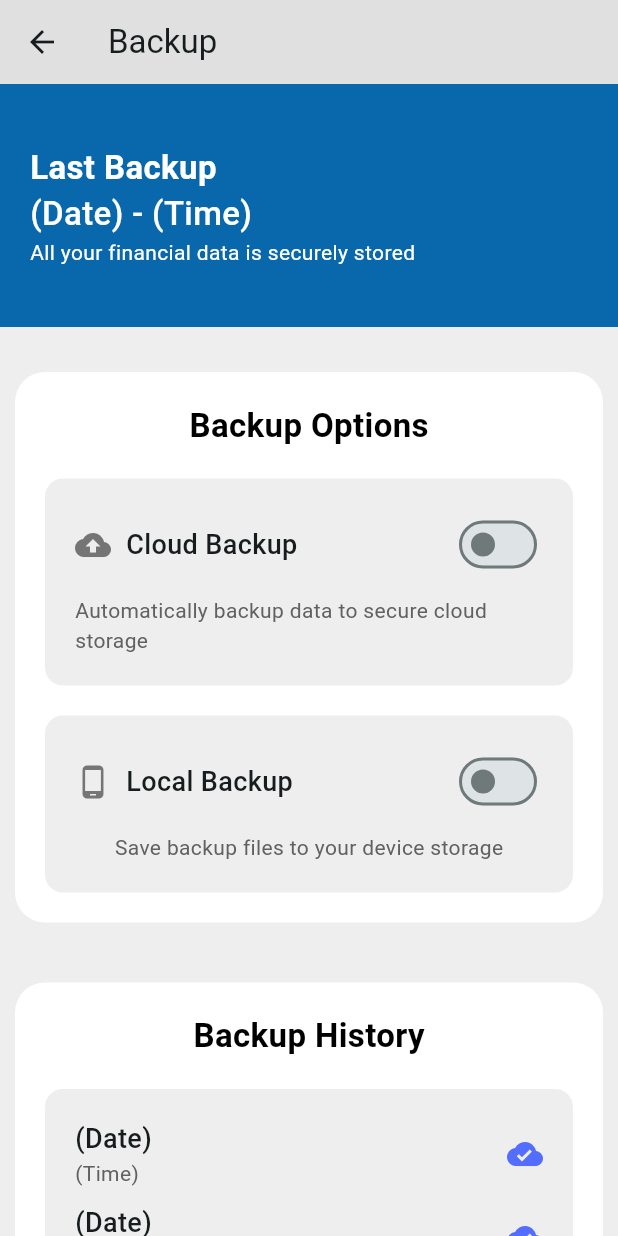
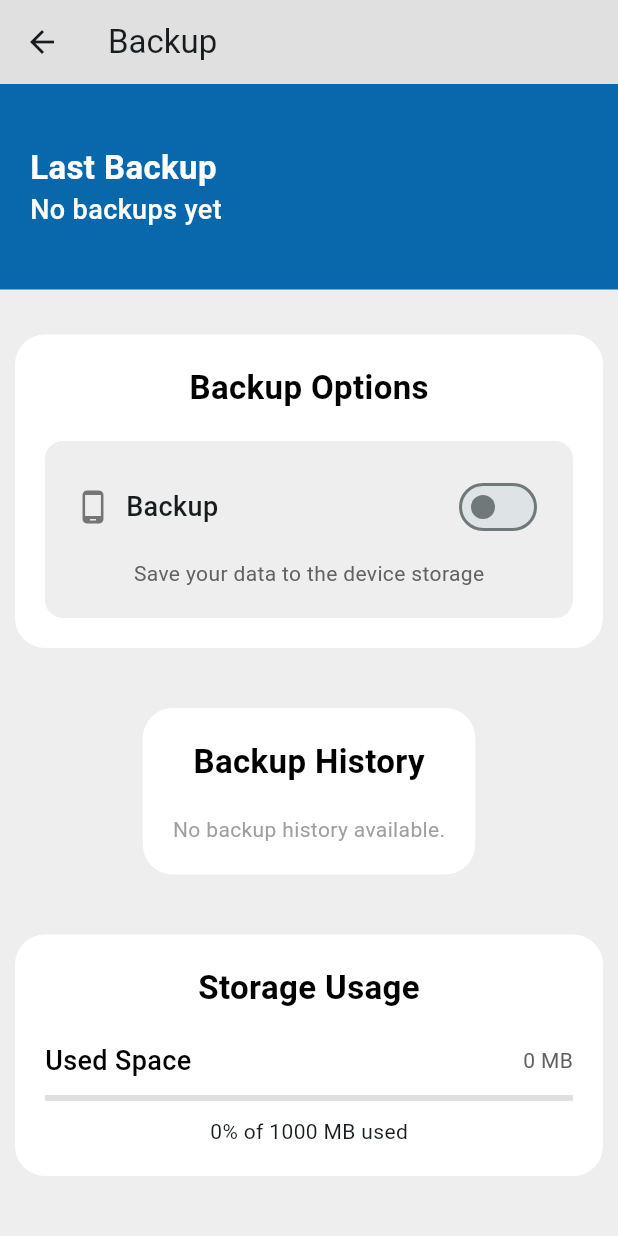
Before and after one commit to sahilgangani17/PennyPilot, a Flutter app: the screen it shows once a user with an empty profile is signed in, item 5 of the bottom bar chosen, after a tap on "Backup", on a phone screen of 412 x 824 dp. Run offline on Flutter 3.47's test engine with Material 3 defaults, Android fonts, the phone set to English and light mode, and no system bars; our stand-ins replace cloud_firestore, firebase_auth, firebase_core, flutter_rating_bar, font_awesome_flutter, sqflite; accounts and stored records are empty.

Commit message:
Changes made in backend of backup which also end up into changing the pubspec for version and also changes made  in AndroidManifest file which is for the apppermission to read and write the database still the major iussue is taht it isn't storing into firebase in which fire store pls fix that someother time

```diff
--- a/lib/pages/settingsPages/backup.dart
+++ b/lib/pages/settingsPages/backup.dart
@@ -1,4 +1,9 @@
 import 'package:flutter/material.dart';
+import 'dart:io';
+import 'package:path/path.dart';
+import 'package:path_provider/path_provider.dart';
+import 'package:sqflite/sqflite.dart';
+import 'package:cloud_firestore/cloud_firestore.dart'; // Firestore import
 
 class Backup extends StatefulWidget {
   const Backup({super.key});
@@ -8,13 +13,173 @@ class Backup extends StatefulWidget {
 }
 
 class _BackupState extends State<Backup> {
-  bool isCloudBackupEnabled = false; // State for cloud backup toggle
-  bool isLocalBackupEnabled = false; // State for local backup toggle
+  bool _databaseInitialized = false;
+  bool isBackupEnabled = false;
+  double _storageUsagePercentage = 0.0;
+  int _usedStorage = 0;
+  int _totalStorage = 1000; // Set total storage to 1000 MB for now
+  List<Map<String, String>> _backupHistory = [];
 
-  //storage variables
-  final double _storageUsagePercentage = 0.0;
-  final int _usedStorage = 0;
-  final int _totalStorage = 1000;
+  final FirebaseFirestore _firestore = FirebaseFirestore.instance;
+
+  Future<Database?> _getDatabase() async {
+    try {
+      final databasesPath = await getDatabasesPath();
+      final path = join(databasesPath, 'penny_pilot.db');
+      return openDatabase(path, onCreate: (db, version) async {
+        await db.execute('''
+          CREATE TABLE IF NOT EXISTS transactions (
+            id INTEGER PRIMARY KEY AUTOINCREMENT,
+            title TEXT,
+            amount REAL,
+            date TEXT
+          )
+        ''');
+      }, version: 1);
+    } catch (e) {
+      print('Error initializing database: $e');
+      return null;
+    }
+  }
+
+  @override
+  void initState() {
+    super.initState();
+    _initDatabase();
+    _loadBackupHistory();
+    _calculateStorageUsage();
+  }
+
+  Future<void> _initDatabase() async {
+    final db = await _getDatabase();
+    if (db != null) {
+      setState(() {
+        _databaseInitialized = true;
+      });
+      _calculateStorageUsage();
+    }
+  }
+
+  Future<void> _loadBackupHistory() async {
+    try {
+      final snapshot = await _firestore.collection('backupHistory').get();
+      List<Map<String, String>> backupHistory = [];
+
+      // Map the documents and safely handle missing or unexpected fields
+      for (var doc in snapshot.docs) {
+        final date = doc['date'] ?? 'Unknown Date';  // Default value if not found
+        final time = doc['time'] ?? 'Unknown Time';  // Default value if not found
+
+        backupHistory.add({
+          'date': date.toString(),  // Ensure it's a string
+          'time': time.toString(),  // Ensure it's a string
+        });
+      }
+
+      setState(() {
+        _backupHistory = backupHistory;
+      });
+    } catch (e) {
+      print('Error loading backup history from Firestore: $e');
+    }
+  }
+
+  Future<void> _saveBackupHistory(String date, String time) async {
+    try {
+      await _firestore.collection('backupHistory').add({
+        'date': date,
+        'time': time,
+      });
+    } catch (e) {
+      print('Error saving backup history to Firestore: $e');
+    }
+  }
+
+  Future<void> _performBackup(BuildContext context) async {
+    try {
+      final databasesPath = await getDatabasesPath();
+      final dbPath = join(databasesPath, 'penny_pilot.db');
+      final dbFile = File(dbPath);
+
+      if (!await dbFile.exists()) {
+        throw 'Database file does not exist';
+      }
+
+      final dir = await getApplicationDocumentsDirectory();
+      final backupFileName = 'backup_${DateTime.now().toIso8601String()}.db';
+      final backupPath = join(dir.path, backupFileName);
+
+      await dbFile.copy(backupPath);
+
+      final now = DateTime.now();
+      final formattedDate = now.toLocal().toString().split(' ')[0];
+      final formattedTime = now.toLocal().toString().split(' ')[1];
+
+      await _saveBackupHistory(formattedDate, formattedTime);
+
+      setState(() {
+        _backupHistory.add({
+          'date': formattedDate,
+          'time': formattedTime,
+        });
+      });
+
+      ScaffoldMessenger.of(context).showSnackBar(
+        SnackBar(content: Text("Backup Successful to: $backupPath")),
+      );
+
+      _calculateStorageUsage();
+    } catch (e) {
+      ScaffoldMessenger.of(context).showSnackBar(
+        SnackBar(content: Text("Backup Failed: $e")),
+      );
+    }
+  }
+
+  Future<void> _calculateStorageUsage() async {
+    if (!_databaseInitialized) return;
+
+    try {
+      final databasesPath = await getDatabasesPath();
+      final dbPath = join(databasesPath, 'penny_pilot.db');
+      final dbFile = File(dbPath);
+
+      if (await dbFile.exists()) {
+        int fileSizeInBytes = await dbFile.length();
+        double fileSizeInMB = fileSizeInBytes / (1024 * 1024);
+
+        setState(() {
+          _usedStorage = fileSizeInMB.toInt();
+          _storageUsagePercentage = _usedStorage / _totalStorage;
+        });
+      }
+    } catch (e) {
+      print('Error calculating storage usage: $e');
+    }
+  }
+
+  Widget backupHistoryRow(Map<String, String> entry) {
+    return Row(
+      mainAxisAlignment: MainAxisAlignment.spaceBetween,
+      children: [
+        Column(
+          crossAxisAlignment: CrossAxisAlignment.start,
+          children: [
+            Text(
+              entry['date'] ?? '',
+              style: const TextStyle(fontSize: 18, fontWeight: FontWeight.w500),
+            ),
+            Text(
+              entry['time'] ?? '',
+              style: TextStyle(color: Colors.grey[700], fontSize: 14),
+            ),
+          ],
+        ),
+        const Icon(Icons.cloud_done, color: Colors.indigoAccent),
+      ],
+    );
+  }
+
   @override
   Widget build(BuildContext context) {
     return Scaffold(
@@ -26,18 +191,15 @@ class _BackupState extends State<Backup> {
       body: SingleChildScrollView(
         child: Column(
           children: [
-            // Backup Details like last backup
+            // Backup Details
             Container(
               padding: const EdgeInsets.all(20),
-              color: Color.fromARGB(255, 9, 104, 172),
+              color: const Color.fromARGB(255, 9, 104, 172),
               child: Column(
                 crossAxisAlignment: CrossAxisAlignment.stretch,
-                mainAxisAlignment: MainAxisAlignment.center,
                 children: [
-                  SizedBox(
-                    height: 20,
-                  ),
-                  Text(
+                  const SizedBox(height: 20),
+                  const Text(
                     'Last Backup',
                     style: TextStyle(
                       fontSize: 22,
@@ -46,40 +208,32 @@ class _BackupState extends State<Backup> {
                     ),
                   ),
                   Text(
-                    '(Date) - (Time)',
-                    style: TextStyle(
-                      fontSize: 22,
+                    _backupHistory.isNotEmpty
+                        ? '${_backupHistory.last['date']} at ${_backupHistory.last['time']}'
+                        : 'No backups yet',
+                    style: const TextStyle(
+                      fontSize: 18,
                       fontWeight: FontWeight.w500,
                       color: Colors.white,
                     ),
                   ),
-                  Text(
-                    'All your financial data is securely stored',
-                    style: TextStyle(
-                      fontSize: 14,
-                      color: Colors.white,
-                    ),
-                  ),
-                  SizedBox(
-                    height: 20,
-                  ),
+                  const SizedBox(height: 20),
                 ],
               ),
             ),
-            SizedBox(
-              height: 20,
-            ),
-            // Backup Optionns
+            const SizedBox(height: 20),
+
+            // Backup Options
             Container(
-              margin: EdgeInsets.all(10),
-              padding: EdgeInsets.all(20),
+              margin: const EdgeInsets.all(10),
+              padding: const EdgeInsets.all(20),
               decoration: BoxDecoration(
                 color: Colors.white,
                 borderRadius: BorderRadius.circular(20),
               ),
               child: Column(
                 children: [
-                  Text(
+                  const Text(
                     'Backup Options',
                     style: TextStyle(
                       color: Colors.black,
@@ -87,12 +241,11 @@ class _BackupState extends State<Backup> {
                       fontWeight: FontWeight.w700,
                     ),
                   ),
-                  SizedBox(
-                    height: 20,
-                  ),
-                  // Cloud Backup
+                  const SizedBox(height: 20),
+
+                  // Backup
                   Container(
-                    padding: EdgeInsets.all(20),
+                    padding: const EdgeInsets.all(20),
                     decoration: BoxDecoration(
                       color: Colors.grey[200],
                       borderRadius: BorderRadius.circular(12),
@@ -104,17 +257,14 @@ class _BackupState extends State<Backup> {
                           mainAxisAlignment: MainAxisAlignment.spaceBetween,
                           children: [
                             Row(
-                              mainAxisAlignment: MainAxisAlignment.spaceEvenly,
                               children: [
                                 Icon(
-                                  Icons.cloud_upload,
+                                  Icons.phone_android,
                                   color: Colors.grey[600],
                                 ),
-                                SizedBox(
-                                  width: 10,
-                                ),
-                                Text(
-                                  'Cloud Backup',
+                                const SizedBox(width: 10),
+                                const Text(
+                                  'Backup',
                                   style: TextStyle(
                                     fontSize: 18,
                                     fontWeight: FontWeight.w500,
@@ -123,105 +273,45 @@ class _BackupState extends State<Backup> {
                               ],
                             ),
                             Switch(
-                              value: isCloudBackupEnabled,
+                              value: isBackupEnabled,
                               onChanged: (value) {
                                 setState(() {
-                                  isCloudBackupEnabled = value;
-                                  // TODO: Implement cloud backup logic
+                                  isBackupEnabled = value;
                                 });
+                                if (value) {
+                                  _performBackup(context);
+                                }
                               },
                             ),
                           ],
                         ),
-                        SizedBox(
-                          height: 10,
-                        ),
+                        const SizedBox(height: 10),
                         Text(
-                          'Automatically backup data to secure cloud storage',
+                          'Save your data to the device storage',
                           style: TextStyle(
                             color: Colors.grey[700],
                             fontSize: 14,
                           ),
-                        )
-                      ],
-                    ),
-                  ),
-                  SizedBox(
-                    height: 20,
-                  ),
-                  // Local Backup
-                  Container(
-                    padding: EdgeInsets.all(20),
-                    decoration: BoxDecoration(
-                      color: Colors.grey[200],
-                      borderRadius: BorderRadius.circular(12),
-                    ),
-                    child: Column(
-                      crossAxisAlignment: CrossAxisAlignment.center,
-                      children: [
-                        Row(
-                          mainAxisAlignment: MainAxisAlignment.spaceBetween,
-                          children: [
-                            Row(
-                              mainAxisAlignment: MainAxisAlignment.spaceEvenly,
-                              children: [
-                                Icon(
-                                  Icons.phone_android,
-                                  color: Colors.grey[600],
-                                ),
-                                SizedBox(
-                                  width: 10,
-                                ),
-                                Text(
-                                  'Local Backup',
-                                  style: TextStyle(
-                                    fontSize: 18,
-                                    fontWeight: FontWeight.w500,
-                                  ),
-                                ),
-                              ],
-                            ),
-                            Switch(
-                              value: isLocalBackupEnabled,
-                              onChanged: (value) {
-                                setState(() {
-                                  isLocalBackupEnabled = value;
-                                  // TODO: Implement local backup logic
-                                });
-                              },
-                            ),
-                          ],
                         ),
-                        SizedBox(
-                          height: 10,
-                        ),
-                        Text(
-                          'Save backup files to your device storage',
-                          style: TextStyle(
-                            color: Colors.grey[700],
-                            fontSize: 14,
-                          ),
-                        )
                       ],
                     ),
                   ),
                 ],
               ),
             ),
-            SizedBox(
-              height: 20,
-            ),
+            const SizedBox(height: 20),
+
             // Backup History
             Container(
-              margin: EdgeInsets.all(10),
-              padding: EdgeInsets.all(20),
+              margin: const EdgeInsets.all(10),
+              padding: const EdgeInsets.all(20),
               decoration: BoxDecoration(
                 color: Colors.white,
                 borderRadius: BorderRadius.circular(20),
               ),
               child: Column(
                 children: [
-                  Text(
+                  const Text(
                     'Backup History',
                     style: TextStyle(
                       color: Colors.black,
@@ -229,121 +319,24 @@ class _BackupState extends State<Backup> {
                       fontWeight: FontWeight.w700,
                     ),
                   ),
-                  SizedBox(
-                    height: 20,
-                  ),
-                  Container(
-                    padding: EdgeInsets.all(20),
-                    decoration: BoxDecoration(
-                      color: Colors.grey[200],
-                      borderRadius: BorderRadius.circular(12),
+                  const SizedBox(height: 20),
+                  if (_backupHistory.isNotEmpty)
+                    ..._backupHistory.map((entry) => Column(
+                          children: [
+                            backupHistoryRow(entry),
+                            const SizedBox(height: 10),
+                          ],
+                        )),
+                  if (_backupHistory.isEmpty)
+                    const Text(
+                      'No backup history available.',
+                      style: TextStyle(color: Colors.grey),
                     ),
-                    child: Column(
-                      mainAxisAlignment: MainAxisAlignment.center,
-                      children: [
-                        // Details..
-                        // Eg --> 1
-                        Row(
-                          mainAxisAlignment: MainAxisAlignment.spaceBetween,
-                          children: [
-                            Column(
-                              crossAxisAlignment: CrossAxisAlignment.start,
-                              children: [
-                                Text(
-                                  '(Date)',
-                                  style: TextStyle(
-                                    fontSize: 18,
-                                    fontWeight: FontWeight.w500,
-                                  ),
-                                ),
-                                Text(
-                                  '(Time)',
-                                  style: TextStyle(
-                                    color: Colors.grey[700],
-                                    fontSize: 14,
-                                  ),
-                                ),
-                              ],
-                            ),
-                            Icon(
-                              Icons.cloud_done,
-                              color: Colors.indigoAccent,
-                            )
-                          ],
-                        ),
-                        SizedBox(
-                          height: 10,
-                        ),
-                        // Eg --> 2
-                        Row(
-                          mainAxisAlignment: MainAxisAlignment.spaceBetween,
-                          children: [
-                            Column(
-                              crossAxisAlignment: CrossAxisAlignment.start,
-                              children: [
-                                Text(
-                                  '(Date)',
-                                  style: TextStyle(
-                                    fontSize: 18,
-                                    fontWeight: FontWeight.w500,
-                                  ),
-                                ),
-                                Text(
-                                  '(Time)',
-                                  style: TextStyle(
-                                    color: Colors.grey[700],
-                                    fontSize: 14,
-                                  ),
-                                ),
-                              ],
-                            ),
-                            Icon(
-                              Icons.cloud_done,
-                              color: Colors.indigoAccent,
-                            )
-                          ],
-                        ),
-                        SizedBox(
-                          height: 10,
-                        ),
-                        // Eg --> 3
-                        Row(
-                          mainAxisAlignment: MainAxisAlignment.spaceBetween,
-                          children: [
-                            Column(
-                              crossAxisAlignment: CrossAxisAlignment.start,
-                              children: [
-                                Text(
-                                  '(Date)',
-                                  style: TextStyle(
-                                    fontSize: 18,
-                                    fontWeight: FontWeight.w500,
-                                  ),
-                                ),
-                                Text(
-                                  '(Time)',
-                                  style: TextStyle(
-                                    color: Colors.grey[700],
-                                    fontSize: 14,
-                                  ),
-                                ),
-                              ],
-                            ),
-                            Icon(
-                              Icons.cloud_done,
-                              color: Colors.indigoAccent,
-                            )
-                          ],
-                        ),
-                      ],
-                    ),
-                  ),
                 ],
               ),
             ),
-            SizedBox(
-              height: 20,
-            ),
+            const SizedBox(height: 20),
+
             // Storage Usage
             Container(
               margin: const EdgeInsets.all(10),
@@ -376,8 +369,7 @@ class _BackupState extends State<Backup> {
                         ),
                       ),
                       Text(
-                        // Dynamically update this text
-                        '$_usedStorage MB', // Example. Replace with actual usage.
+                        '$_usedStorage MB',
                         style: TextStyle(
                           color: Colors.grey[700],
                           fontSize: 14,
@@ -387,41 +379,15 @@ class _BackupState extends State<Backup> {
                   ),
                   const SizedBox(height: 10),
                   LinearProgressIndicator(
-                    // Progress Bar
-                    value: _storageUsagePercentage, // Example: 0.45 for 45%
-                    backgroundColor:
-                        Colors.grey[300], // Customize background color
-                    valueColor: const AlwaysStoppedAnimation<Color>(
-                        Colors.blue), // Progress color
+                    value: _storageUsagePercentage,
+                    backgroundColor: Colors.grey[300],
+                    valueColor:
+                        const AlwaysStoppedAnimation<Color>(Colors.blue),
                   ),
                   const SizedBox(height: 10),
                   Text(
-                      '${(_storageUsagePercentage * 100).toInt()}% of $_totalStorage MB used'), // Dynamic
-                  const SizedBox(height: 10),
+                      '${(_storageUsagePercentage * 100).toInt()}% of $_totalStorage MB used'),
                 ],
-              ),
-            ),
-            SizedBox(
-              height: 20,
-            ),
-            ElevatedButton.icon(
-
-              style: ButtonStyle(
-                fixedSize: WidgetStatePropertyAll(Size.fromWidth(300)),
-                backgroundColor: WidgetStatePropertyAll(Colors.grey),
-              ),
-              onPressed: () {},
-              icon: Icon(
-                Icons.backup_sharp,
-                color: Colors.white,
-              ),
-              label: Text(
-                'Backup Now',
-                style: TextStyle(
-                  fontSize: 18,
-                  fontWeight: FontWeight.w500,
-                  color: Colors.white,
-                ),
               ),
             ),
           ],
--- a/pubspec.yaml
+++ b/pubspec.yaml
@@ -19,7 +19,7 @@ publish_to: 'none' # Remove this line if you wish to publish to pub.dev
 version: 1.0.0+1
 
 environment:
-  sdk: ^3.6.0
+  sdk: ">=3.6.0 <4.0.0"
 
 # Dependencies specify other packages that your package needs in order to work.
 # To automatically upgrade your package dependencies to the latest versions
@@ -49,6 +49,8 @@ dependencies:
   sqflite: ^2.4.1
   path: ^1.9.0
   provider: ^6.1.2
+
+  path_provider: ^2.1.1  # Use the latest version
 
 dev_dependencies:
   flutter_test:
```
Also changed, not shown: pubspec.lock, 2 other files.
